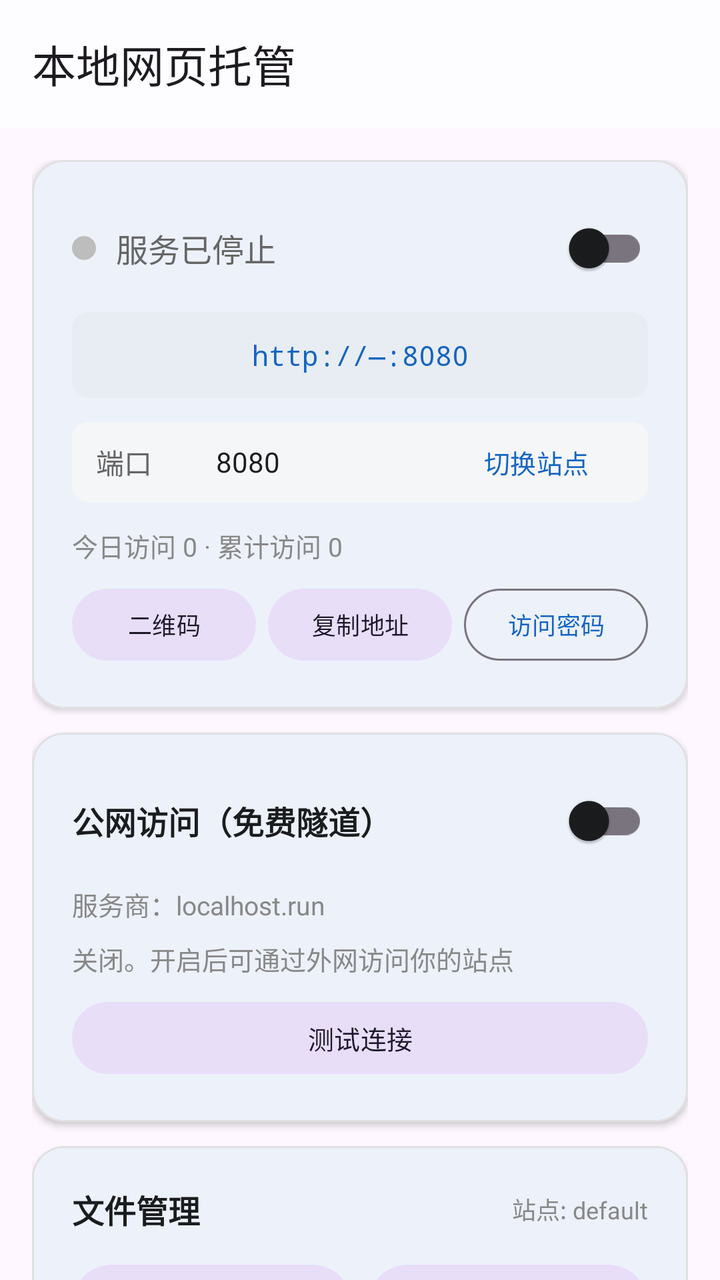
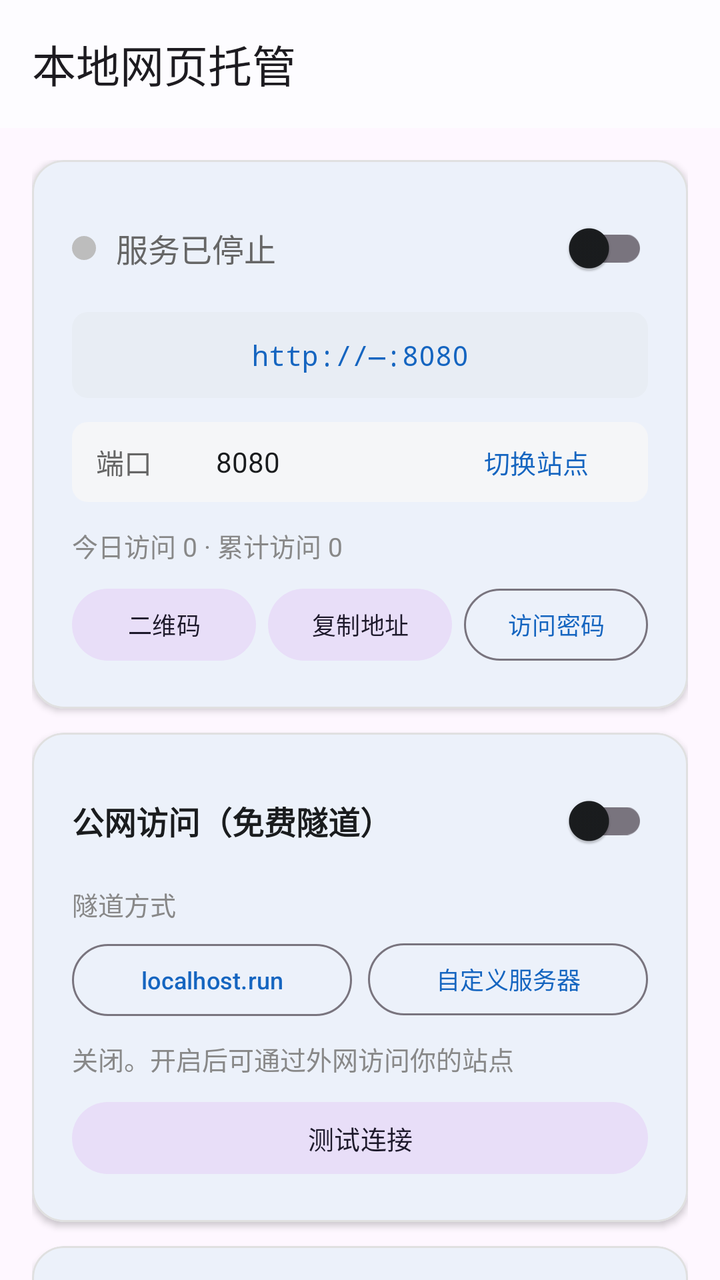

An Android layout rendered at two revisions. The XML below is the earlier revision; the diff shows what the commit changed to produce the second picture.
<!-- AndroidManifest.xml: application theme AppTheme -->
<!-- res/layout/activity_main.xml -->
<?xml version="1.0" encoding="utf-8"?>
<androidx.coordinatorlayout.widget.CoordinatorLayout
    xmlns:android="http://schemas.android.com/apk/res/android"
    xmlns:app="http://schemas.android.com/apk/res-auto"
    android:layout_width="match_parent"
    android:layout_height="match_parent"
    android:fitsSystemWindows="true">

    <com.google.android.material.appbar.AppBarLayout
        android:layout_width="match_parent"
        android:layout_height="wrap_content"
        android:fitsSystemWindows="true">

        <com.google.android.material.appbar.MaterialToolbar
            android:id="@+id/toolbar"
            android:layout_width="match_parent"
            android:layout_height="?attr/actionBarSize"
            app:title="本地网页托管" />

    </com.google.android.material.appbar.AppBarLayout>

    <androidx.core.widget.NestedScrollView
        android:layout_width="match_parent"
        android:layout_height="match_parent"
        app:layout_behavior="@string/appbar_scrolling_view_behavior"
        android:clipToPadding="false"
        android:paddingBottom="24dp">

        <LinearLayout
            android:layout_width="match_parent"
            android:layout_height="wrap_content"
            android:orientation="vertical"
            android:padding="16dp">

            
            <com.google.android.material.card.MaterialCardView
                android:layout_width="match_parent"
                android:layout_height="wrap_content"
                app:cardCornerRadius="16dp"
                app:cardElevation="2dp"
                app:strokeWidth="1dp"
                app:strokeColor="@color/stroke"
                android:layout_marginBottom="12dp">

                <LinearLayout
                    android:layout_width="match_parent"
                    android:layout_height="wrap_content"
                    android:orientation="vertical"
                    android:padding="20dp">

                    <LinearLayout
                        android:layout_width="match_parent"
                        android:layout_height="wrap_content"
                        android:orientation="horizontal"
                        android:gravity="center_vertical">

                        <ImageView
                            android:id="@+id/statusDot"
                            android:layout_width="12dp"
                            android:layout_height="12dp"
                            android:src="@drawable/dot_off"
                            android:contentDescription="服务状态" />

                        <TextView
                            android:id="@+id/status"
                            android:layout_width="0dp"
                            android:layout_height="wrap_content"
                            android:layout_weight="1"
                            android:text="服务已停止"
                            android:textSize="16sp"
                            android:textColor="@color/text_secondary"
                            android:layout_marginStart="10dp" />

                        <com.google.android.material.switchmaterial.SwitchMaterial
                            android:id="@+id/switchServer"
                            android:layout_width="wrap_content"
                            android:layout_height="48dp" />

                    </LinearLayout>

                    <TextView
                        android:id="@+id/address"
                        android:layout_width="match_parent"
                        android:layout_height="wrap_content"
                        android:text="http://—:8080"
                        android:textSize="14sp"
                        android:textColor="@color/accent"
                        android:fontFamily="monospace"
                        android:textIsSelectable="true"
                        android:padding="12dp"
                        android:layout_marginTop="8dp"
                        android:background="@drawable/bg_address"
                        android:gravity="center" />

                    <LinearLayout
                        android:layout_width="match_parent"
                        android:layout_height="wrap_content"
                        android:orientation="horizontal"
                        android:gravity="center_vertical"
                        android:layout_marginTop="12dp"
                        android:background="@drawable/bg_input"
                        android:paddingHorizontal="12dp">

                        <TextView
                            android:layout_width="wrap_content"
                            android:layout_height="wrap_content"
                            android:text="端口"
                            android:textSize="14sp"
                            android:textColor="@color/text_secondary" />

                        <EditText
                            android:id="@+id/port"
                            android:layout_width="80dp"
                            android:layout_height="40dp"
                            android:inputType="number"
                            android:text="8080"
                            android:textSize="14sp"
                            android:textColor="@color/text_primary"
                            android:background="@null"
                            android:gravity="center"
                            android:layout_marginStart="8dp" />

                        <View
                            android:layout_width="0dp"
                            android:layout_height="0dp"
                            android:layout_weight="1" />

                        <com.google.android.material.button.MaterialButton
                            android:id="@+id/btnSites"
                            style="@style/Widget.Material3.Button.TextButton"
                            android:layout_width="wrap_content"
                            android:layout_height="40dp"
                            android:text="切换站点"
                            android:textSize="13sp" />

                    </LinearLayout>

                    
                    <TextView
                        android:id="@+id/statsView"
                        android:layout_width="match_parent"
                        android:layout_height="wrap_content"
                        android:text="今日访问 0 · 累计访问 0"
                        android:textSize="13sp"
                        android:textColor="@color/text_dim"
                        android:layout_marginTop="12dp" />

                    
                    <LinearLayout
                        android:layout_width="match_parent"
                        android:layout_height="wrap_content"
                        android:orientation="horizontal"
                        android:layout_marginTop="8dp">

                        <com.google.android.material.button.MaterialButton
                            android:id="@+id/btnQRCode"
                            style="@style/Widget.Material3.Button.TonalButton"
                            android:layout_width="0dp"
                            android:layout_height="44dp"
                            android:layout_weight="1"
                            android:text="二维码"
                            android:textSize="12sp"
                            android:maxLines="1"
                            android:ellipsize="end"
                            android:paddingHorizontal="2dp" />

                        <com.google.android.material.button.MaterialButton
                            android:id="@+id/btnCopyAddr"
                            style="@style/Widget.Material3.Button.TonalButton"
                            android:layout_width="0dp"
                            android:layout_height="44dp"
                            android:layout_weight="1"
                            android:layout_marginStart="6dp"
                            android:text="复制地址"
                            android:textSize="12sp"
                            android:maxLines="1"
                            android:ellipsize="end"
                            android:paddingHorizontal="2dp" />

                        <com.google.android.material.button.MaterialButton
                            android:id="@+id/btnSetPassword"
                            style="@style/Widget.Material3.Button.OutlinedButton"
                            android:layout_width="0dp"
                            android:layout_height="44dp"
                            android:layout_weight="1"
                            android:layout_marginStart="6dp"
                            android:text="访问密码"
                            android:textSize="12sp"
                            android:maxLines="1"
                            android:ellipsize="end"
                            android:paddingHorizontal="2dp" />

                    </LinearLayout>

                </LinearLayout>

            </com.google.android.material.card.MaterialCardView>

            
            <com.google.android.material.card.MaterialCardView
                android:layout_width="match_parent"
                android:layout_height="wrap_content"
                app:cardCornerRadius="16dp"
                app:cardElevation="2dp"
                app:strokeWidth="1dp"
                app:strokeColor="@color/stroke"
                android:layout_marginBottom="12dp">

                <LinearLayout
                    android:layout_width="match_parent"
                    android:layout_height="wrap_content"
                    android:orientation="vertical"
                    android:padding="20dp">

                    <LinearLayout
                        android:layout_width="match_parent"
                        android:layout_height="wrap_content"
                        android:orientation="horizontal"
                        android:gravity="center_vertical">

                        <TextView
                            android:layout_width="0dp"
                            android:layout_height="wrap_content"
                            android:layout_weight="1"
                            android:text="公网访问（免费隧道）"
                            android:textSize="16sp"
                            android:textStyle="bold"
                            android:textColor="@color/text_primary" />

                        <com.google.android.material.switchmaterial.SwitchMaterial
                            android:id="@+id/switchTunnel"
                            android:layout_width="wrap_content"
                            android:layout_height="48dp" />

                    </LinearLayout>

                    
                    <TextView
                        android:layout_width="match_parent"
                        android:layout_height="wrap_content"
                        android:text="服务商：localhost.run"
                        android:textSize="13sp"
                        android:textColor="@color/text_dim"
                        android:layout_marginTop="8dp" />

                    <TextView
                        android:id="@+id/tunnelStatus"
                        android:layout_width="match_parent"
                        android:layout_height="wrap_content"
                        android:text="关闭。开启后可通过外网访问你的站点"
                        android:textSize="13sp"
                        android:textColor="@color/text_dim"
                        android:layout_marginTop="8dp" />

                    <TextView
                        android:id="@+id/tunnelUrl"
                        android:layout_width="match_parent"
                        android:layout_height="wrap_content"
                        android:text=""
                        android:textSize="14sp"
                        android:textColor="@color/accent"
                        android:fontFamily="monospace"
                        android:textIsSelectable="true"
                        android:padding="10dp"
                        android:layout_marginTop="8dp"
                        android:background="@drawable/bg_address"
                        android:visibility="gone" />

                    <com.google.android.material.button.MaterialButton
                        android:id="@+id/btnTestConnection"
                        style="@style/Widget.Material3.Button.TonalButton"
                        android:layout_width="match_parent"
                        android:layout_height="44dp"
                        android:layout_marginTop="8dp"
                        android:text="测试连接"
                        android:textSize="13sp" />

                </LinearLayout>

            </com.google.android.material.card.MaterialCardView>

            
            <com.google.android.material.card.MaterialCardView
                android:layout_width="match_parent"
                android:layout_height="wrap_content"
                app:cardCornerRadius="16dp"
                app:cardElevation="2dp"
                app:strokeWidth="1dp"
                app:strokeColor="@color/stroke"
                android:layout_marginBottom="12dp">

                <LinearLayout
                    android:layout_width="match_parent"
                    android:layout_height="wrap_content"
                    android:orientation="vertical"
                    android:padding="20dp">

                    <LinearLayout
                        android:layout_width="match_parent"
                        android:layout_height="wrap_content"
                        android:orientation="horizontal"
                        android:gravity="center_vertical">

                        <TextView
                            android:layout_width="0dp"
                            android:layout_height="wrap_content"
                            android:layout_weight="1"
                            android:text="文件管理"
                            android:textSize="16sp"
                            android:textStyle="bold"
                            android:textColor="@color/text_primary" />

                        <TextView
                            android:id="@+id/currentSite"
                            android:layout_width="wrap_content"
                            android:layout_height="wrap_content"
                            android:text="站点: default"
                            android:textSize="12sp"
                            android:textColor="@color/text_dim" />

                    </LinearLayout>

                    <LinearLayout
                        android:layout_width="match_parent"
                        android:layout_height="wrap_content"
                        android:orientation="horizontal"
                        android:layout_marginTop="12dp">

                        <com.google.android.material.button.MaterialButton
                            android:id="@+id/btnUpload"
                            style="@style/Widget.Material3.Button.TonalButton"
                            android:layout_width="0dp"
                            android:layout_height="48dp"
                            android:layout_weight="1"
                            android:text="导入文件"
                            app:icon="@drawable/ic_upload"
                            app:iconGravity="textStart"
                            android:textSize="13sp" />

                        <com.google.android.material.button.MaterialButton
                            android:id="@+id/btnImportFolder"
                            style="@style/Widget.Material3.Button.TonalButton"
                            android:layout_width="0dp"
                            android:layout_height="48dp"
                            android:layout_weight="1"
                            android:layout_marginStart="8dp"
                            android:text="导入文件夹"
                            app:icon="@drawable/ic_folder"
                            app:iconGravity="textStart"
                            android:textSize="13sp" />

                    </LinearLayout>

                    <LinearLayout
                        android:layout_width="match_parent"
                        android:layout_height="wrap_content"
                        android:orientation="horizontal"
                        android:layout_marginTop="8dp">

                        <com.google.android.material.button.MaterialButton
                            android:id="@+id/btnImportZip"
                            style="@style/Widget.Material3.Button.OutlinedButton"
                            android:layout_width="0dp"
                            android:layout_height="48dp"
                            android:layout_weight="1"
                            android:text="导入ZIP"
                            app:icon="@drawable/ic_zip"
                            app:iconGravity="textStart"
                            android:textSize="13sp" />

                        <com.google.android.material.button.MaterialButton
                            android:id="@+id/btnNewSite"
                            style="@style/Widget.Material3.Button.OutlinedButton"
                            android:layout_width="0dp"
                            android:layout_height="48dp"
                            android:layout_weight="1"
                            android:layout_marginStart="8dp"
                            android:text="新建站点"
                            app:icon="@drawable/ic_add"
                            app:iconGravity="textStart"
                            android:textSize="13sp" />

                    </LinearLayout>

                    <TextView
                        android:layout_width="match_parent"
                        android:layout_height="wrap_content"
                        android:text="当前站点文件:"
                        android:textSize="13sp"
                        android:textColor="@color/text_dim"
                        android:layout_marginTop="12dp" />

                    <LinearLayout
                        android:id="@+id/fileList"
                        android:layout_width="match_parent"
                        android:layout_height="wrap_content"
                        android:orientation="vertical"
                        android:layout_marginTop="4dp" />

                </LinearLayout>

            </com.google.android.material.card.MaterialCardView>

            
            <com.google.android.material.card.MaterialCardView
                android:layout_width="match_parent"
                android:layout_height="wrap_content"
                app:cardCornerRadius="16dp"
                app:cardElevation="2dp"
                app:strokeWidth="1dp"
                app:strokeColor="@color/stroke">

                <LinearLayout
                    android:layout_width="match_parent"
                    android:layout_height="wrap_content"
                    android:orientation="vertical"
                    android:padding="20dp">

                    <LinearLayout
                        android:layout_width="match_parent"
                        android:layout_height="wrap_content"
                        android:orientation="horizontal"
                        android:gravity="center_vertical">

                        <TextView
                            android:layout_width="0dp"
                            android:layout_height="wrap_content"
                            android:layout_weight="1"
                            android:text="访问日志"
                            android:textSize="16sp"
                            android:textStyle="bold"
                            android:textColor="@color/text_primary" />

                        <com.google.android.material.button.MaterialButton
                            android:id="@+id/btnClearLog"
                            style="@style/Widget.Material3.Button.TextButton"
                            android:layout_width="48dp"
                            android:layout_height="48dp"
                            android:insetLeft="0dp"
                            android:insetRight="0dp"
                            android:minWidth="0dp"
                            android:text="清空"
                            android:textSize="12sp" />

                    </LinearLayout>

                    <ScrollView
                        android:layout_width="match_parent"
                        android:layout_height="250dp"
                        android:layout_marginTop="8dp"
                        android:background="@color/bg_log"
                        android:padding="4dp">

                        <TextView
                            android:id="@+id/log"
                            android:layout_width="match_parent"
                            android:layout_height="wrap_content"
                            android:padding="10dp"
                            android:textSize="12sp"
                            android:textColor="@color/log_text"
                            android:fontFamily="monospace"
                            android:textIsSelectable="true"
                            android:text="等待启动..." />

                    </ScrollView>

                </LinearLayout>

            </com.google.android.material.card.MaterialCardView>

        </LinearLayout>

    </androidx.core.widget.NestedScrollView>

</androidx.coordinatorlayout.widget.CoordinatorLayout>
<!-- resources referenced by this layout -->
<resources>
  <color name="accent">#1565C0</color>
  <color name="bg_log">#F7F8FA</color>
  <color name="log_text">#444444</color>
  <color name="stroke">#E0E0E0</color>
  <color name="text_dim">#888888</color>
  <color name="text_primary">#1A1C1E</color>
  <color name="text_secondary">#666666</color>
  <!-- drawable bg_address (drawable) -->
  <shape android:shape="rectangle" xmlns:android="http://schemas.android.com/apk/res/android">
      <solid android:color="@color/bg_address" />
      <corners android:radius="8dp" />
  </shape>
  <!-- drawable bg_input (drawable) -->
  <shape android:shape="rectangle" xmlns:android="http://schemas.android.com/apk/res/android">
      <solid android:color="@color/bg_input" />
      <corners android:radius="8dp" />
  </shape>
  <!-- drawable dot_off (drawable) -->
  <vector android:width="12dp" android:height="12dp" android:viewportWidth="12" android:viewportHeight="12"
      xmlns:android="http://schemas.android.com/apk/res/android">
      <path android:fillColor="@color/bg_dot_off" android:pathData="M6,0 C9.31,0 12,2.69 12,6 C12,9.31 9.31,12 6,12 C2.69,12 0,9.31 0,6 C0,2.69 2.69,0 6,0 Z" />
  </vector>
  <!-- drawable ic_add (drawable) -->
  <vector android:width="24dp" android:height="24dp" android:viewportWidth="24" android:viewportHeight="24"
      xmlns:android="http://schemas.android.com/apk/res/android">
      <path android:fillColor="#1565C0" android:pathData="M19,13h-6v6h-2v-6H5v-2h6V5h2v6h6v2z" />
  </vector>
  <!-- drawable ic_folder (drawable) -->
  <vector android:width="24dp" android:height="24dp" android:viewportWidth="24" android:viewportHeight="24"
      xmlns:android="http://schemas.android.com/apk/res/android">
      <path android:fillColor="#1565C0" android:pathData="M10,4H4c-1.1,0 -2,0.9 -2,2v12c0,1.1 0.9,2 2,2h16c1.1,0 2,-0.9 2,-2V8c0,-1.1 -0.9,-2 -2,-2h-8l-2,-2z" />
  </vector>
  <!-- drawable ic_upload (drawable) -->
  <vector android:width="24dp" android:height="24dp" android:viewportWidth="24" android:viewportHeight="24"
      xmlns:android="http://schemas.android.com/apk/res/android">
      <path android:fillColor="#1565C0" android:pathData="M9,16h6v-6h4l-7,-7 -7,7h4zM5,18h14v2H5z" />
  </vector>
  <!-- drawable ic_zip (drawable) -->
  <vector android:width="24dp" android:height="24dp" android:viewportWidth="24" android:viewportHeight="24"
      xmlns:android="http://schemas.android.com/apk/res/android">
      <path android:fillColor="#1565C0" android:pathData="M20,6h-8l-2,-2H4c-1.1,0 -1.99,0.9 -1.99,2L2,18c0,1.1 0.9,2 2,2h16c1.1,0 2,-0.9 2,-2V8c0,-1.1 -0.9,-2 -2,-2zM18,12h-2v2h-2v-2h-2v-2h2V8h2v2h2v2z" />
      <path android:fillColor="#FFFFFF" android:pathData="M18,12h-2v2h-2v-2h-2v-2h2V8h2v2h2v2z" />
  </vector>
  <style name="AppTheme" parent="Theme.Material3.DayNight.NoActionBar">
          <item name="colorPrimary">#1565C0</item>
          <item name="colorOnPrimary">#FFFFFF</item>
          <item name="colorPrimaryContainer">#D1E4FF</item>
          <item name="colorOnPrimaryContainer">#001D36</item>
          <item name="colorSecondary">#535F70</item>
          <item name="colorOnSecondary">#FFFFFF</item>
          <item name="colorSurface">#FDFCFF</item>
          <item name="colorOnSurface">#1A1C1E</item>
          <item name="android:statusBarColor">#1565C0</item>
          <item name="android:navigationBarColor">#FDFCFF</item>
          <item name="android:windowLightStatusBar">false</item>
          <item name="android:forceDarkAllowed">false</item>
      </style>
  <color name="bg_address">#E8EDF4</color>
  <color name="bg_input">#F5F6F8</color>
  <color name="bg_dot_off">#BDBDBD</color>
</resources>

<!-- the commit's change to res/layout/activity_main.xml (unified diff, before → after) -->
@@ -238,10 +238,44 @@
                     <TextView
                         android:layout_width="match_parent"
                         android:layout_height="wrap_content"
-                        android:text="服务商：localhost.run"
+                        android:text="隧道方式"
                         android:textSize="13sp"
                         android:textColor="@color/text_dim"
                         android:layout_marginTop="8dp" />
+
+                    <LinearLayout
+                        android:id="@+id/providerGroup"
+                        android:layout_width="match_parent"
+                        android:layout_height="wrap_content"
+                        android:orientation="horizontal"
+                        android:layout_marginTop="6dp">
+
+                        <com.google.android.material.button.MaterialButton
+                            android:id="@+id/btnProvider1"
+                            style="@style/Widget.Material3.Button.OutlinedButton"
+                            android:layout_width="0dp"
+                            android:layout_height="44dp"
+                            android:layout_weight="1"
+                            android:text="localhost.run"
+                            android:textSize="12sp"
+                            android:maxLines="1"
+                            android:ellipsize="end"
+                            android:paddingHorizontal="4dp" />
+
+                        <com.google.android.material.button.MaterialButton
+                            android:id="@+id/btnProvider2"
+                            style="@style/Widget.Material3.Button.OutlinedButton"
+                            android:layout_width="0dp"
+                            android:layout_height="44dp"
+                            android:layout_weight="1"
+                            android:layout_marginStart="8dp"
+                            android:text="自定义服务器"
+                            android:textSize="12sp"
+                            android:maxLines="1"
+                            android:ellipsize="end"
+                            android:paddingHorizontal="4dp" />
+
+                    </LinearLayout>
 
                     <TextView
                         android:id="@+id/tunnelStatus"
